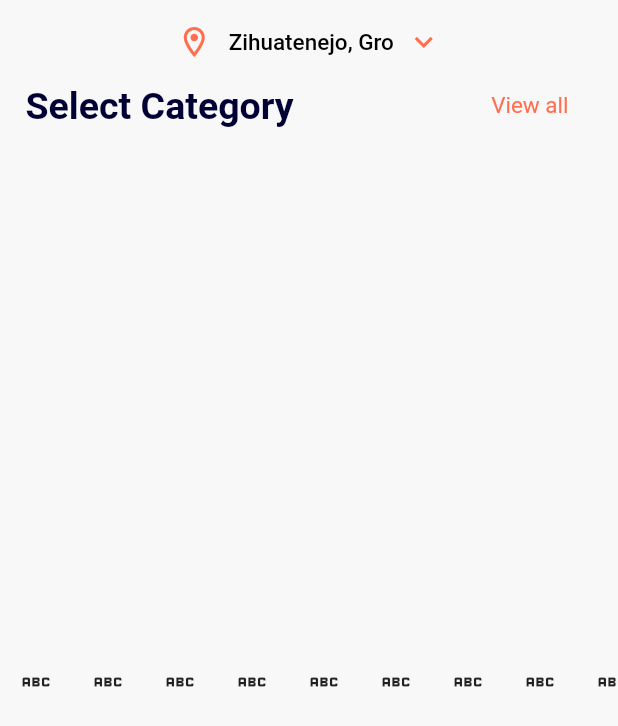
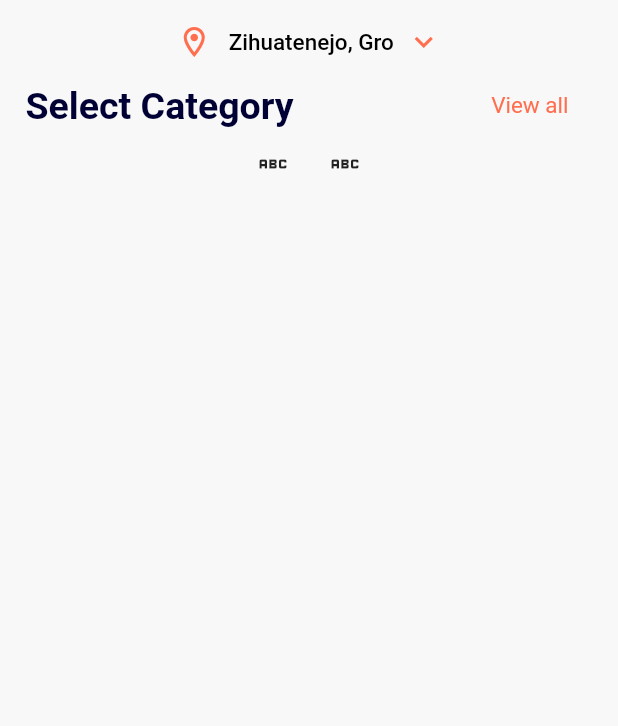
Before and after one commit to Sergey-Kozlov-developer/portfolio_app, a Flutter app: the screen it shows after launch, on a phone screen of 412 x 824 dp. Shown: the top 726 px of the screen. Run offline on Flutter 3.47's test engine with Material 2 defaults, Android fonts, the phone set to English and light mode, and no system bars.

Commit message:
refactoring list

```diff
--- a/lib/presentation/home_page/home_page.dart
+++ b/lib/presentation/home_page/home_page.dart
@@ -86,27 +86,16 @@ class BodyContentWidget extends StatelessWidget {
             ],
           ),
         ),
-        Expanded(
-          child: ListView(
-            scrollDirection: Axis.horizontal,
+        SingleChildScrollView(
+          scrollDirection: Axis.horizontal,
+          child: Row(
             children: [
-              IconButton(onPressed: () {}, icon: Icon(Icons.abc_outlined)),
-              IconButton(onPressed: () {}, icon: Icon(Icons.abc_outlined)),
-              IconButton(onPressed: () {}, icon: Icon(Icons.abc_outlined)),
-              IconButton(onPressed: () {}, icon: Icon(Icons.abc_outlined)),
-              IconButton(onPressed: () {}, icon: Icon(Icons.abc_outlined)),
-              IconButton(onPressed: () {}, icon: Icon(Icons.abc_outlined)),
-              IconButton(onPressed: () {}, icon: Icon(Icons.abc_outlined)),
-              IconButton(onPressed: () {}, icon: Icon(Icons.abc_outlined)),
-              IconButton(onPressed: () {}, icon: Icon(Icons.abc_outlined)),
-              IconButton(onPressed: () {}, icon: Icon(Icons.abc_outlined)),
-              IconButton(onPressed: () {}, icon: Icon(Icons.abc_outlined)),
-              IconButton(onPressed: () {}, icon: Icon(Icons.abc_outlined)),
-              IconButton(onPressed: () {}, icon: Icon(Icons.abc_outlined)),
               IconButton(onPressed: () {}, icon: Icon(Icons.abc_outlined)),
               IconButton(onPressed: () {}, icon: Icon(Icons.abc_outlined)),
             ],
           ),
+
+
         ),
       ],
     );
```
